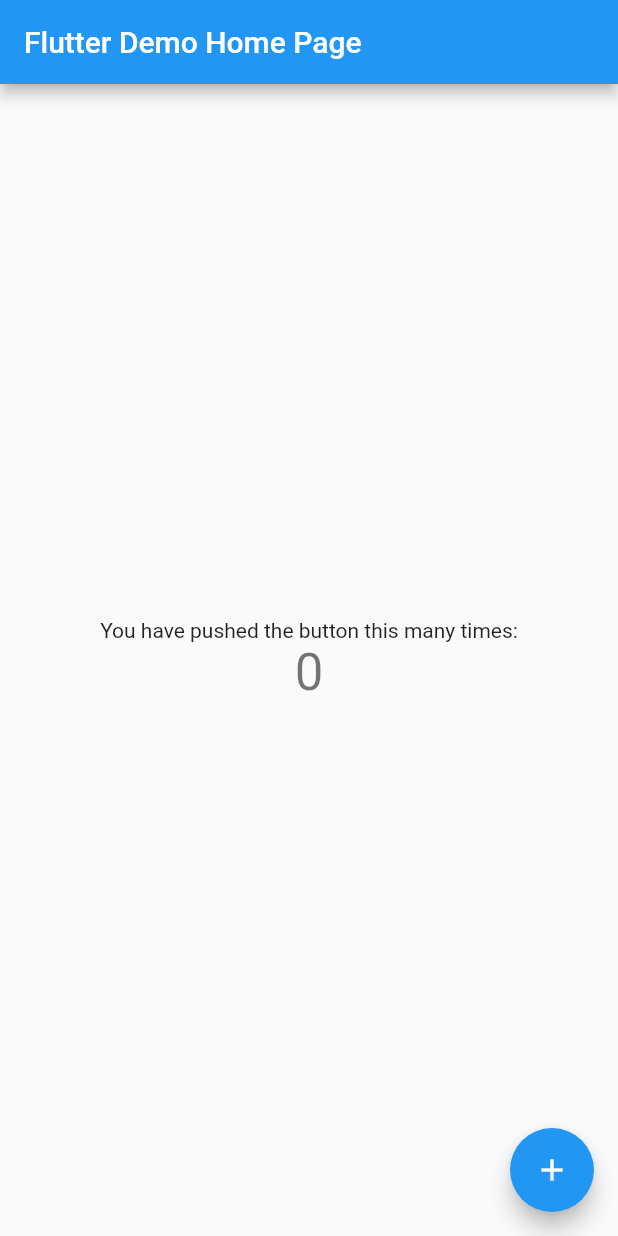
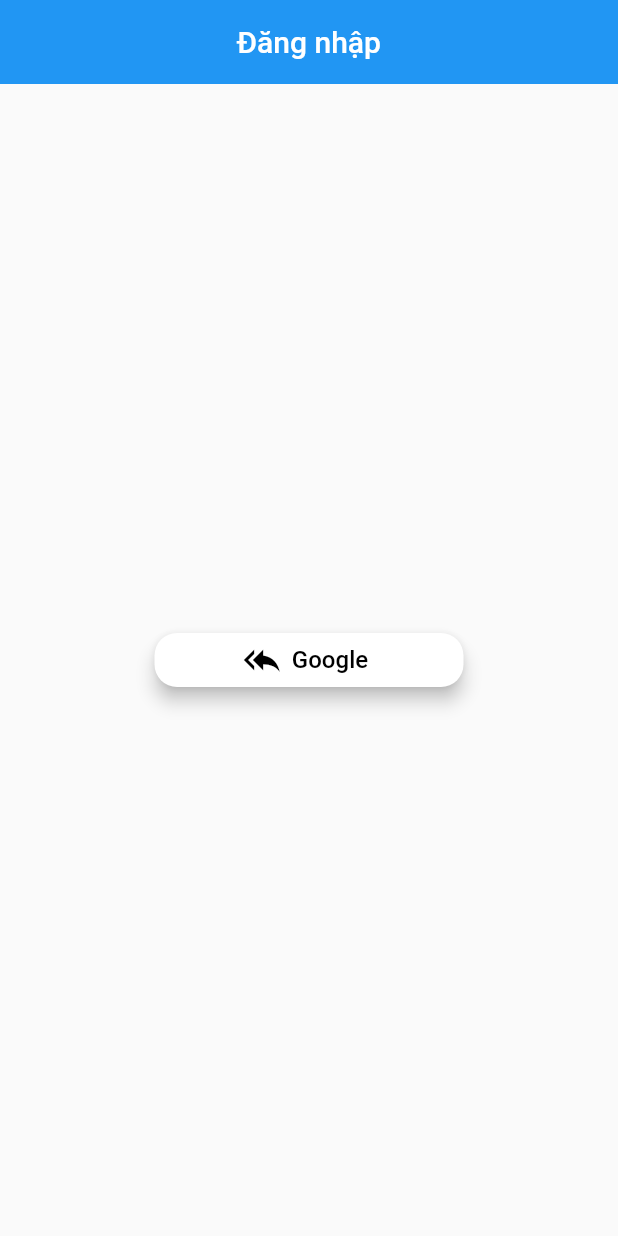
Before and after one commit to quangducdam/chat_app, a Flutter app: the screen it shows after launch, on a phone screen of 412 x 824 dp. Run offline on Flutter 3.47's test engine with Material 2 defaults, Android fonts, the light colour scheme and no system bars; our stand-ins replace bloc, firebase_analytics, firebase_auth, firebase_core, flutter_bloc, google_sign_in and 1 more; accounts and stored records are empty.

Commit message:
demo multi-platform chat-app

```diff
--- /dev/null
+++ b/lib/demo_app.dart
@@ -0,0 +1,33 @@
+import 'package:chat_app_demo/routes.dart';
+import 'package:flutter/material.dart';
+import 'package:flutter_bloc/flutter_bloc.dart';
+
+import 'storage.dart';
+import 'widgets/home/controllers/cubit.dart';
+import 'widgets/home/page.dart';
+import 'widgets/waiting_room/controllers/cubit.dart';
+import 'widgets/waiting_room/page.dart';
+
+class DemoApp extends StatelessWidget {
+  const DemoApp({Key? key}) : super(key: key);
+
+  @override
+  Widget build(BuildContext context) {
+    final String? login = localStorage.getFromStorage('auth');
+    debugPrint('loginDemo $login');
+    return MaterialApp(
+        onGenerateRoute: routes.onGenerateRoute,
+        home: MultiBlocProvider(
+          providers: [
+            BlocProvider<HomeControllersCubit>(
+              create: (BuildContext context) => HomeControllersCubit(),
+            ),
+            BlocProvider<WaitingRoomControllersCubit>(
+              create: (BuildContext context) => WaitingRoomControllersCubit(),
+            ),
+          ],
+          child:
+              login == 'isLogin' ? const WaitingRoomPage() : const HomePage(),
+        ));
+  }
+}
--- a/lib/main.dart
+++ b/lib/main.dart
@@ -1,115 +1,30 @@
+import 'package:firebase_analytics/firebase_analytics.dart';
+import 'package:firebase_auth/firebase_auth.dart';
 import 'package:flutter/material.dart';
+import 'package:firebase_core/firebase_core.dart';
+import 'package:shared_preferences/shared_preferences.dart';
+import 'demo_app.dart';
+import 'firebase_options.dart';
+import 'dart:developer' as developer;
 
-void main() {
-  runApp(const MyApp());
+FirebaseAnalytics analytics = FirebaseAnalytics.instance;
+FirebaseAuth firebaseAuth = FirebaseAuth.instance;
+SharedPreferences? prefs;
+
+void main() async {
+  WidgetsFlutterBinding.ensureInitialized();
+  prefs = await SharedPreferences.getInstance();
+  await Firebase.initializeApp(
+    options: DefaultFirebaseOptions.currentPlatform,
+  );
+  firebaseAuth.authStateChanges().listen((User? user) {
+    if (user == null) {
+      developer.log('User is currently signed out!');
+    } else {
+      developer.log('User is signed in!');
+    }
+  });
+  runApp(
+    const DemoApp(),
+  );
 }
-
-class MyApp extends StatelessWidget {
-  const MyApp({Key? key}) : super(key: key);
-
-  // This widget is the root of your application.
-  @override
-  Widget build(BuildContext context) {
-    return MaterialApp(
-      title: 'Flutter Demo',
-      theme: ThemeData(
-        // This is the theme of your application.
-        //
-        // Try running your application with "flutter run". You'll see the
-        // application has a blue toolbar. Then, without quitting the app, try
-        // changing the primarySwatch below to Colors.green and then invoke
-        // "hot reload" (press "r" in the console where you ran "flutter run",
-        // or simply save your changes to "hot reload" in a Flutter IDE).
-        // Notice that the counter didn't reset back to zero; the application
-        // is not restarted.
-        primarySwatch: Colors.blue,
-      ),
-      home: const MyHomePage(title: 'Flutter Demo Home Page'),
-    );
-  }
-}
-
-class MyHomePage extends StatefulWidget {
-  const MyHomePage({Key? key, required this.title}) : super(key: key);
-
-  // This widget is the home page of your application. It is stateful, meaning
-  // that it has a State object (defined below) that contains fields that affect
-  // how it looks.
-
-  // This class is the configuration for the state. It holds the values (in this
-  // case the title) provided by the parent (in this case the App widget) and
-  // used by the build method of the State. Fields in a Widget subclass are
-  // always marked "final".
-
-  final String title;
-
-  @override
-  State<MyHomePage> createState() => _MyHomePageState();
-}
-
-class _MyHomePageState extends State<MyHomePage> {
-  int _counter = 0;
-
-  void _incrementCounter() {
-    setState(() {
-      // This call to setState tells the Flutter framework that something has
-      // changed in this State, which causes it to rerun the build method below
-      // so that the display can reflect the updated values. If we changed
-      // _counter without calling setState(), then the build method would not be
-      // called again, and so nothing would appear to happen.
-      _counter++;
-    });
-  }
-
-  @override
-  Widget build(BuildContext context) {
-    // This method is rerun every time setState is called, for instance as done
-    // by the _incrementCounter method above.
-    //
-    // The Flutter framework has been optimized to make rerunning build methods
-    // fast, so that you can just rebuild anything that needs updating rather
-    // than having to individually change instances of widgets.
-    return Scaffold(
-      appBar: AppBar(
-        // Here we take the value from the MyHomePage object that was created by
-        // the App.build method, and use it to set our appbar title.
-        title: Text(widget.title),
-      ),
-      body: Center(
-        // Center is a layout widget. It takes a single child and positions it
-        // in the middle of the parent.
-        child: Column(
-          // Column is also a layout widget. It takes a list of children and
-          // arranges them vertically. By default, it sizes itself to fit its
-          // children horizontally, and tries to be as tall as its parent.
-          //
-          // Invoke "debug painting" (press "p" in the console, choose the
-          // "Toggle Debug Paint" action from the Flutter Inspector in Android
-          // Studio, or the "Toggle Debug Paint" command in Visual Studio Code)
-          // to see the wireframe for each widget.
-          //
-          // Column has various properties to control how it sizes itself and
-          // how it positions its children. Here we use mainAxisAlignment to
-          // center the children vertically; the main axis here is the vertical
-          // axis because Columns are vertical (the cross axis would be
-          // horizontal).
-          mainAxisAlignment: MainAxisAlignment.center,
-          children: <Widget>[
-            const Text(
-              'You have pushed the button this many times:',
-            ),
-            Text(
-              '$_counter',
-              style: Theme.of(context).textTheme.headline4,
-            ),
-          ],
-        ),
-      ),
-      floatingActionButton: FloatingActionButton(
-        onPressed: _incrementCounter,
-        tooltip: 'Increment',
-        child: const Icon(Icons.add),
-      ), // This trailing comma makes auto-formatting nicer for build methods.
-    );
-  }
-}
--- /dev/null
+++ b/lib/widgets/chat_room/controllers/state.dart
@@ -0,0 +1,3 @@
+class ChatRoomControllersState {
+
+}
--- /dev/null
+++ b/lib/widgets/home/controllers/cubit.dart
@@ -0,0 +1,27 @@
+import 'package:firebase_auth/firebase_auth.dart';
+import 'package:flutter_bloc/flutter_bloc.dart';
+import 'package:google_sign_in/google_sign_in.dart';
+import '../../../storage.dart';
+import 'state.dart';
+
+class HomeControllersCubit extends Cubit<HomeControllersState> {
+  final GoogleSignIn _googleSignIn = GoogleSignIn();
+  final FirebaseAuth _firebaseAuth = FirebaseAuth.instance;
+  HomeControllersCubit() : super(HomeControllersState());
+
+  Future<UserCredential> signInWithGoogle() async {
+    // Trigger the authentication flow
+    final GoogleSignInAccount? googleUser = await _googleSignIn.signIn();
+    // Obtain the auth details from the request
+    final GoogleSignInAuthentication? googleAuth =
+        await googleUser?.authentication;
+    // Create a new credential
+    final credential = GoogleAuthProvider.credential(
+      accessToken: googleAuth?.accessToken,
+      idToken: googleAuth?.idToken,
+    );
+    await localStorage.saveToStorage('auth', 'isLogin');
+    // Once signed in, return the UserCredential
+    return await _firebaseAuth.signInWithCredential(credential);
+  }
+}
--- /dev/null
+++ b/lib/widgets/home/controllers/state.dart
@@ -0,0 +1,5 @@
+
+
+class HomeControllersState {
+
+}
--- /dev/null
+++ b/lib/widgets/home/page.dart
@@ -0,0 +1,40 @@
+import 'package:flutter/material.dart';
+import 'package:flutter_bloc/flutter_bloc.dart';
+import '../../common/buttons.dart';
+import 'controllers/cubit.dart';
+import 'controllers/state.dart';
+
+class HomePage extends StatelessWidget {
+  const HomePage({Key? key}) : super(key: key);
+
+  @override
+  Widget build(BuildContext context) {
+    final controller = HomeControllersCubit();
+    return Scaffold(
+      appBar: AppBar(
+        elevation: 0,
+        centerTitle: true,
+        title: const Text('Đăng nhập'),
+      ),
+      body: BlocBuilder<HomeControllersCubit, HomeControllersState>(
+        bloc: controller,
+        builder: (BuildContext context, state) {
+          return Center(
+            child: Column(
+              mainAxisAlignment: MainAxisAlignment.center,
+              children: [
+                SizedBox(
+                  width: MediaQuery.of(context).size.width * 0.5,
+                  child: commonButton.socialButton('Google', () async {
+                    await controller.signInWithGoogle();
+                    Navigator.pushNamed(context, '/waitingRoom');
+                  }),
+                ),
+              ],
+            ),
+          );
+        },
+      ),
+    );
+  }
+}
--- /dev/null
+++ b/lib/widgets/waiting_room/controllers/cubit.dart
@@ -0,0 +1,19 @@
+import 'package:bloc/bloc.dart';
+import 'package:firebase_auth/firebase_auth.dart';
+import 'package:google_sign_in/google_sign_in.dart';
+
+import '../../../storage.dart';
+import 'state.dart';
+
+class WaitingRoomControllersCubit extends Cubit<WaitingRoomControllersState> {
+  final GoogleSignIn _googleSignIn = GoogleSignIn();
+  final FirebaseAuth _firebaseAuth = FirebaseAuth.instance;
+  WaitingRoomControllersCubit() : super(WaitingRoomControllersState());
+
+  Future<void> logOut() async {
+    await _firebaseAuth.signOut();
+    await _googleSignIn.signOut();
+    await localStorage.removeFromStorage('auth');
+
+  }
+}
--- /dev/null
+++ b/lib/widgets/waiting_room/controllers/state.dart
@@ -0,0 +1,2 @@
+class WaitingRoomControllersState {
+}
```
Also changed, not shown: lib/common/buttons.dart (added, +30 -0 lines), lib/routes.dart (added, +22 -0 lines), lib/storage.dart (added, +19 -0 lines), lib/widgets/chat_room/controllers/cubit.dart (added, +7 -0 lines), lib/widgets/chat_room/page.dart (added, +16 -0 lines), lib/widgets/waiting_room/page.dart (added, +43 -0 lines), pubspec.yaml (+11 -0 lines), lib/firebase_options.dart (added), pubspec.lock, 10 other files.
